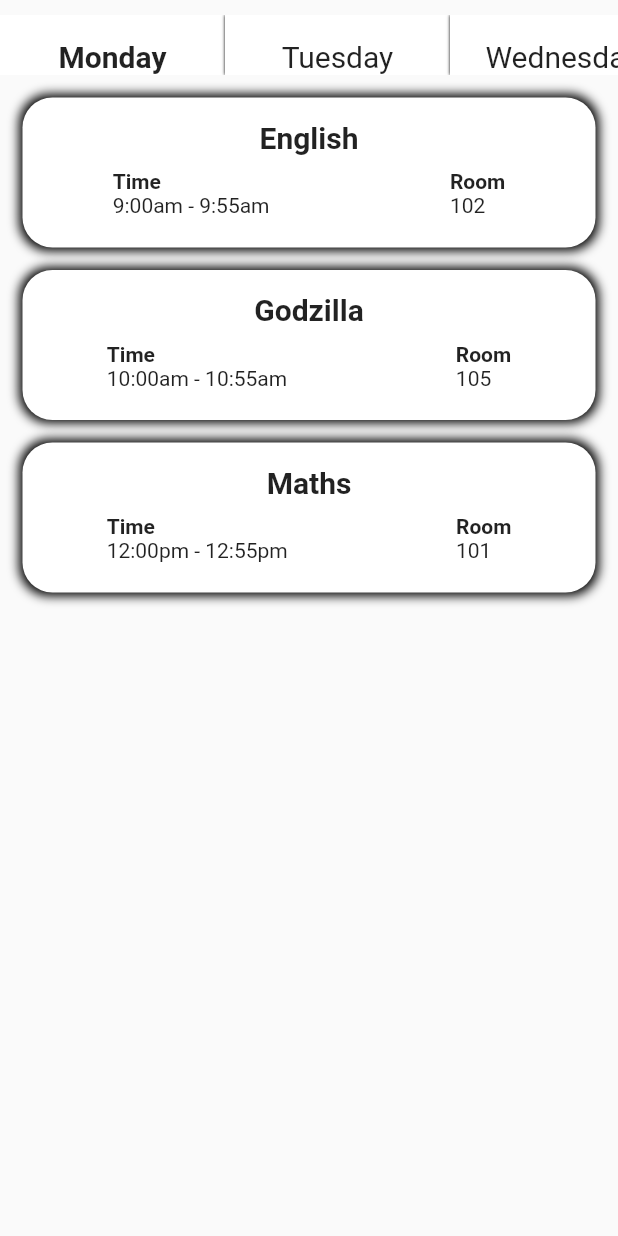
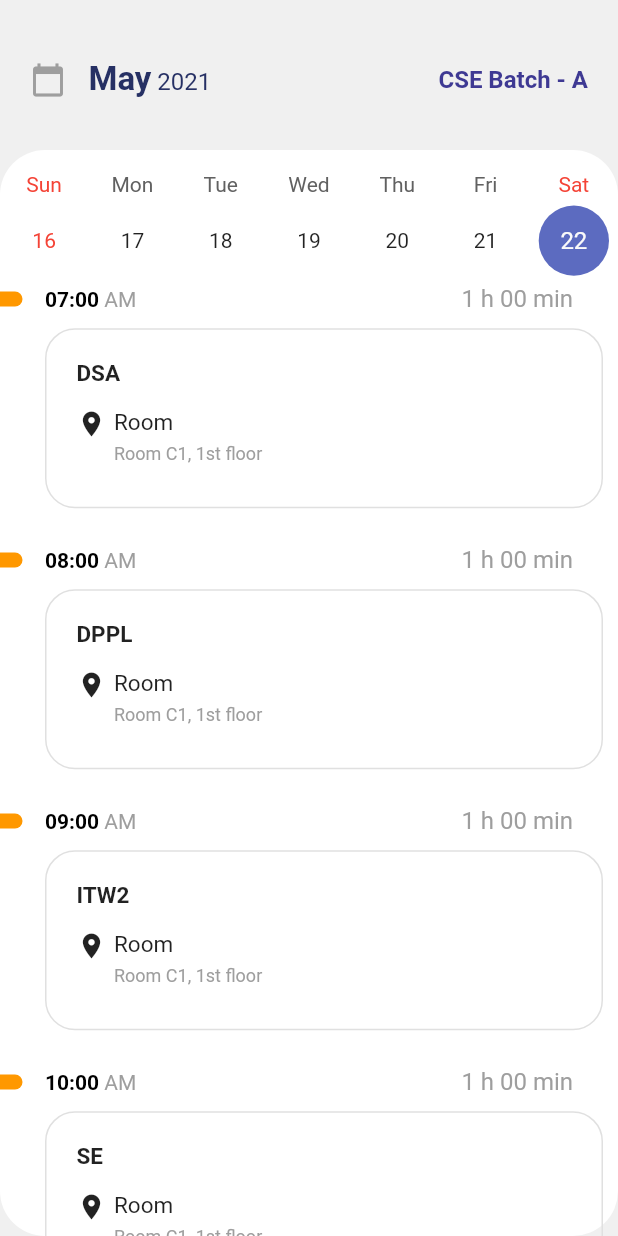
Before and after one commit to Blaze-Community/our_e_college_app, a Flutter app: the TimeTable screen opened directly, on a phone screen of 412 x 824 dp. Run offline on Flutter 3.47's test engine with Material 2 defaults, Android fonts, the light colour scheme and no system bars; drawn by our look-alikes of table_calendar; our stand-ins replace curved_navigation_bar, flutter_login, font_awesome_flutter.

Commit message:
timetable UI improved

```diff
--- a/lib/components/timetable.dart
+++ b/lib/components/timetable.dart
@@ -1,5 +1,7 @@
 import 'package:flutter/material.dart';
 import 'package:flutter/widgets.dart';
+import 'package:table_calendar/table_calendar.dart';
+// import 'package:shared_preferences/shared_preferences.dart';
 
 class TimeTable extends StatefulWidget {
   @override
@@ -7,216 +9,222 @@ class TimeTable extends StatefulWidget {
 }
 
 class _TimeTableState extends State<TimeTable> {
-  String selected = "MONDAY";
+  CalendarController _controller;
+  @override
+  void initState() {
+    super.initState();
+    _controller = CalendarController();
+  }
+
   @override
   Widget build(BuildContext context) {
     return Scaffold(
-        body: Container(
-            margin: EdgeInsets.symmetric(vertical: 10.0),
-            height: double.infinity,
-            child: Column(children: [
+        body: Stack(
+      children: [
         Container(
-                  height: 40,
-                  child: ListView(
-                    scrollDirection: Axis.horizontal,
-                    children: <Widget>[
+          padding: EdgeInsets.symmetric(horizontal: 20, vertical: 40),
+          alignment: Alignment.topCenter,
+          color: Color(0xFFF0F0F0),
+          height: MediaQuery.of(context).size.height,
+          child: Row(
+            mainAxisAlignment: MainAxisAlignment.spaceBetween,
+            children: [
+              Row(
+                children: [
+                  Icon(Icons.calendar_today, color: Colors.grey),
+                  SizedBox(
+                    width: 15,
+                  ),
+                  RichText(
+                    text: TextSpan(
+                        text: "May",
+                        style: TextStyle(
+                          fontWeight: FontWeight.bold,
+                          color: Color(0XFF263064),
+                          fontSize: 22,
+                        ),
+                        children: [
+                          TextSpan(
+                            text: " 2021",
+                            style: TextStyle(
+                              fontWeight: FontWeight.normal,
+                              fontSize: 16,
+                            ),
+                          ),
+                        ]),
+                  ),
+                ],
+              ),
+              Text(
+                "CSE Batch - A",
+                style: TextStyle(
+                    fontWeight: FontWeight.bold,
+                    color: Color(0XFF3E3993),
+                    fontSize: 16),
+              )
+            ],
+          ),
+        ),
+        Positioned(
+          top: 100,
+          child: Container(
+            height: MediaQuery.of(context).size.height - 100,
+            width: MediaQuery.of(context).size.width,
+            decoration: BoxDecoration(
+              color: Colors.white,
+              borderRadius: BorderRadius.circular(30),
+            ),
+            child: Column(
+              children: [
+                SingleChildScrollView(
+                    child: Column(
+                        crossAxisAlignment: CrossAxisAlignment.start,
+                        children: [
+                      SizedBox(
+                        height: 15,
+                      ),
+                      TableCalendar(
+                        calendarController: _controller,
+                        initialCalendarFormat: CalendarFormat.week,
+                        headerVisible: false,
+                        // calendarStyle: CalendarStyle(todayStyle: ),
+                      ),
+                    ])),
+                Expanded(
+                  child: SingleChildScrollView(
+                    child: Column(
+                      children: [
+                        buildTaskListItem("DSA", "07:00"),
+                        buildTaskListItem("DPPL", "08:00"),
+                        buildTaskListItem("ITW2", "09:00"),
+                        buildTaskListItem("SE", "10:00"),
+                      ],
+                    ),
+                  ),
+                )
+              ],
+            ),
+          ),
+        )
+      ],
+    ));
+  }
+
+  Container buildTaskListItem(String classSubject, String classTime) {
+    return Container(
+      margin: EdgeInsets.only(bottom: 25),
+      child: Column(
+        children: [
+          Row(
+            children: [
               Container(
-                          width: 150.0,
-                          decoration:
-                              BoxDecoration(color: Colors.white, boxShadow: [
-                            BoxShadow(
+                width: 15,
+                height: 10,
+                decoration: BoxDecoration(
+                    color: Colors.orange,
+                    borderRadius: BorderRadius.horizontal(
+                      right: Radius.circular(5),
+                    )),
+              ),
+              SizedBox(
+                width: 15,
+              ),
+              Container(
+                width: MediaQuery.of(context).size.width - 60,
+                child: Row(
+                  mainAxisAlignment: MainAxisAlignment.spaceBetween,
+                  children: [
+                    RichText(
+                      text: TextSpan(
+                          text: classTime,
+                          style: TextStyle(
+                            fontWeight: FontWeight.bold,
                             color: Colors.black,
-                              blurRadius: 1.0,
+                          ),
+                          children: [
+                            TextSpan(
+                              text: " AM",
+                              style: TextStyle(
+                                fontWeight: FontWeight.normal,
+                                color: Colors.grey,
+                              ),
                             )
                           ]),
-                          child: ListTile(
-                            title: Text(
-                              "Monday",
+                    ),
+                    Text(
+                      "1 h 00 min",
                       style: TextStyle(
-                                  fontSize: 20,
-                                  fontWeight: selected == "MONDAY"
-                                      ? FontWeight.bold
-                                      : null),
-                              textAlign: TextAlign.center,
+                        fontSize: 16,
+                        color: Colors.grey,
                       ),
-                            onTap: () {
-                              setState(() {
-                                selected = "MONDAY";
-                              });
-                            },
-                          )),
-                      Container(
-                          width: 150.0,
-                          decoration:
-                              BoxDecoration(color: Colors.white, boxShadow: [
-                            BoxShadow(
-                              color: Colors.black,
-                              blurRadius: 1.0,
                     )
-                          ]),
-                          child: ListTile(
-                            title: Text(
-                              "Tuesday",
-                              style: TextStyle(
-                                  fontSize: 20,
-                                  fontWeight: selected == "TUESDAY"
-                                      ? FontWeight.bold
-                                      : null),
-                              textAlign: TextAlign.center,
+                  ],
                 ),
-                            onTap: () {
-                              setState(() {
-                                selected = "TUESDAY";
-                              });
-                            },
-                          )),
-                      Container(
-                          width: 150.0,
-                          decoration:
-                              BoxDecoration(color: Colors.white, boxShadow: [
-                            BoxShadow(
-                              color: Colors.black,
-                              blurRadius: 1.0,
               )
-                          ]),
-                          child: ListTile(
-                            title: Text(
-                              "Wednesday",
-                              style: TextStyle(
-                                  fontSize: 20,
-                                  fontWeight: selected == "WEDNESDAY"
-                                      ? FontWeight.bold
-                                      : null),
-                              textAlign: TextAlign.center,
-                            ),
-                            onTap: () {
-                              setState(() {
-                                selected = "WEDNESDAY";
-                              });
-                            },
-                          )),
-                      Container(
-                          width: 150.0,
-                          decoration:
-                              BoxDecoration(color: Colors.white, boxShadow: [
-                            BoxShadow(
-                              color: Colors.black,
-                              blurRadius: 1.0,
-                            )
-                          ]),
-                          child: ListTile(
-                            title: Text(
-                              "Thursday",
-                              style: TextStyle(
-                                  fontSize: 20,
-                                  fontWeight: selected == "THURSDAY"
-                                      ? FontWeight.bold
-                                      : null),
-                              textAlign: TextAlign.center,
-                            ),
-                            onTap: () {
-                              setState(() {
-                                selected = "THURSDAY";
-                              });
-                            },
-                          )),
-                      Container(
-                          width: 150.0,
-                          decoration:
-                              BoxDecoration(color: Colors.white, boxShadow: [
-                            BoxShadow(
-                              color: Colors.black,
-                              blurRadius: 1.0,
-                            )
-                          ]),
-                          child: ListTile(
-                            title: Text(
-                              "Friday",
-                              style: TextStyle(
-                                  fontSize: 20,
-                                  fontWeight: selected == "FRIDAY"
-                                      ? FontWeight.bold
-                                      : null),
-                              textAlign: TextAlign.center,
-                            ),
-                            onTap: () {
-                              setState(() {
-                                selected = "FRIDAY";
-                              });
-                            },
-                          )),
             ],
-                  )),
-              TimeTableBox(
-                  subject: "English", room: "102", time: "9:00am - 9:55am"),
-              TimeTableBox(
-                  subject: "Godzilla", room: "105", time: "10:00am - 10:55am"),
-              TimeTableBox(
-                  subject: "Maths", room: "101", time: "12:00pm - 12:55pm"),
-            ])));
-  }
-}
-
-class TimeTableBox extends StatelessWidget {
-  final String subject;
-  final String room;
-  final String time;
-
-  TimeTableBox({this.subject, this.room, this.time});
-
-  @override
-  Widget build(BuildContext context) {
-    return Container(
-      width: double.infinity,
-      height: 100,
-      decoration: BoxDecoration(
-          color: Colors.white,
-          borderRadius: BorderRadius.circular(20),
-          boxShadow: [
-            BoxShadow(
-              color: Colors.black,
-              blurRadius: 5.0,
-              spreadRadius: 2.0,
-            )
-          ]),
-      child: Column(
-        children: [
-          Text(
-            subject,
-            style: TextStyle(fontWeight: FontWeight.bold, fontSize: 20),
           ),
           SizedBox(
             height: 10,
           ),
-          Row(
-            mainAxisAlignment: MainAxisAlignment.spaceAround,
-            children: [
-              Column(
+          Container(
+            height: 120,
+            width: double.infinity,
+            decoration: BoxDecoration(
+                border: Border.all(width: 1, color: Colors.grey[300]),
+                borderRadius: BorderRadius.circular(20)),
+            margin: EdgeInsets.only(right: 10, left: 30),
+            padding: EdgeInsets.all(20),
+            child: Column(
               crossAxisAlignment: CrossAxisAlignment.start,
               children: [
                 Text(
-                    "Time",
-                    style: TextStyle(fontWeight: FontWeight.bold),
+                  classSubject,
+                  style: TextStyle(
+                    fontWeight: FontWeight.bold,
+                    fontSize: 15,
                   ),
-                  Text(time),
-                ],
+                ),
+                SizedBox(
+                  height: 15,
+                ),
+                Row(
+                  crossAxisAlignment: CrossAxisAlignment.start,
+                  children: [
+                    Icon(
+                      Icons.location_on,
+                      size: 20,
+                    ),
+                    SizedBox(
+                      width: 5,
                     ),
                     Column(
                       crossAxisAlignment: CrossAxisAlignment.start,
                       children: [
                         Text(
                           "Room",
-                    style: TextStyle(fontWeight: FontWeight.bold),
+                          style: TextStyle(
+                            fontSize: 15,
                           ),
-                  Text(room),
+                        ),
+                        SizedBox(
+                          height: 5,
+                        ),
+                        Text(
+                          "Room C1, 1st floor",
+                          style: TextStyle(
+                            color: Colors.grey,
+                            fontSize: 12,
+                          ),
+                        ),
+                      ],
+                    )
+                  ],
+                )
               ],
             ),
+          )
         ],
       ),
-        ],
-      ),
-      margin: EdgeInsets.only(top: 15, left: 15, right: 15),
-      padding: EdgeInsets.only(top: 15),
     );
   }
 }
--- a/pubspec.yaml
+++ b/pubspec.yaml
@@ -30,6 +30,8 @@ dependencies:
   font_awesome_flutter: ^9.0.0
   custom_navigator: ^0.3.0
   flutter_login: ^1.1.0
+  table_calendar: ^2.2.1
+  shared_preferences: ^0.5.4+5
 
 dev_dependencies:
   flutter_test:
```
Also changed, not shown: pubspec.lock. Lines whose indentation alone changed are shown as unchanged.
